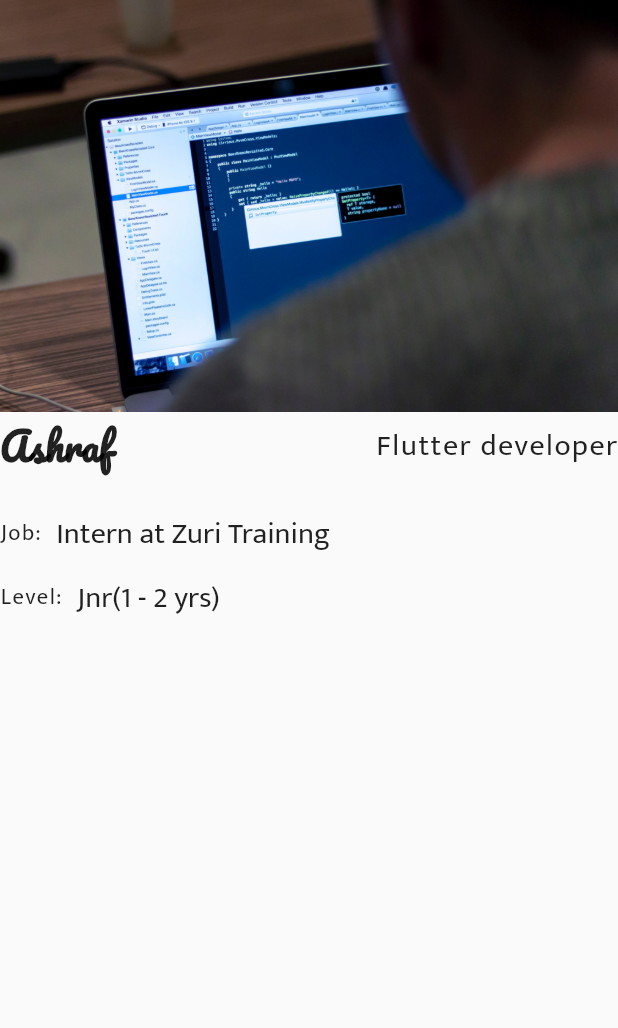
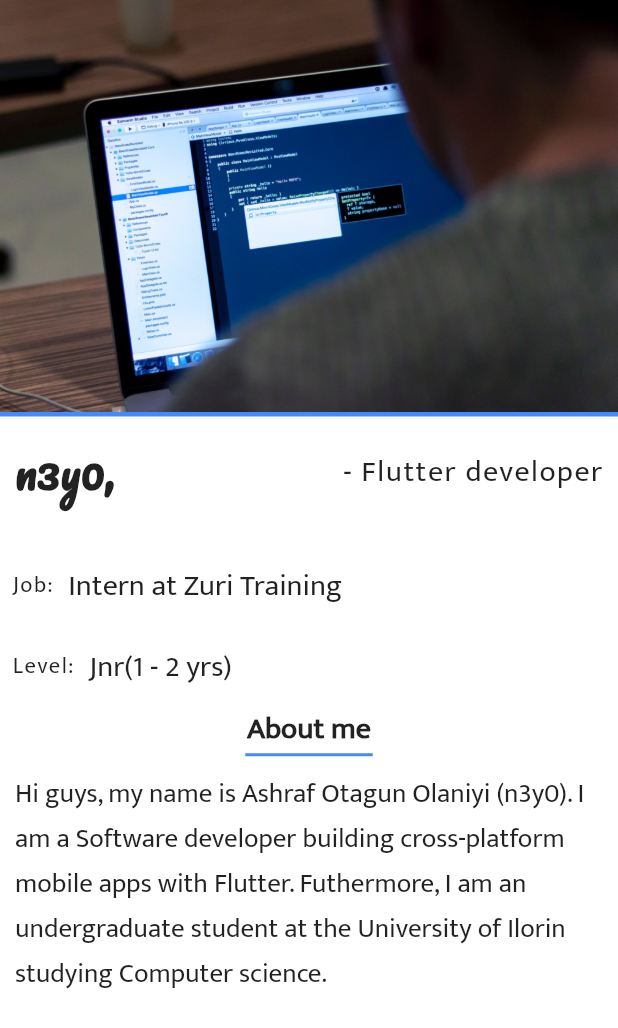
Before and after one commit to ashraf267/portfolio_app, a Flutter app: the screen it shows after launch, on a phone screen of 412 x 824 dp. Shown: the top 1028 px of the screen. Run offline on Flutter 3.47's test engine with Material 2 defaults, Android fonts, the phone set to English and light mode, and no system bars.

Commit message:
Yes! Done with the app

```diff
--- a/lib/main.dart
+++ b/lib/main.dart
@@ -10,6 +10,7 @@ class MyApp extends StatelessWidget {
   @override
   Widget build(BuildContext context) {
     return Scaffold(
+      backgroundColor: Colors.white70,
       body: SafeArea(
         child: Column(
           crossAxisAlignment: CrossAxisAlignment.start,
@@ -17,19 +18,27 @@ class MyApp extends StatelessWidget {
             Image(
               image: AssetImage('images/dev.jpg'),
             ),
-            Row(
+            Divider(
+              color: Colors.blueAccent,
+              height: 3.0,
+              thickness: 3.0,
+            ),
+            Container(
+              margin: EdgeInsets.all(7.0),
+              padding: EdgeInsets.all(3.0),
+              child: Row(
                 mainAxisAlignment: MainAxisAlignment.spaceBetween,
                 children: [
                   Text(
-                  'Ashraf',
+                    'n3y0,',
                     style: TextStyle(
-                    fontSize: 25.0,
+                      fontSize: 30.0,
                       fontFamily: 'Pacifico',
                       fontWeight: FontWeight.bold,
                     ),
                   ),
                   Text(
-                  'Flutter developer',
+                    '- Flutter developer',
                     style: TextStyle(
                       fontSize: 20.0,
                       fontFamily: 'Mukta',
@@ -38,10 +47,14 @@ class MyApp extends StatelessWidget {
                   ),
                 ],
               ),
+            ),
             SizedBox(
-              height: 20.0,
+              height: 15.0,
             ),
-            Row(
+            Container(
+              margin: EdgeInsets.all(6.0),
+              padding: EdgeInsets.all(2.0),
+              child: Row(
                 children: [
                   Text(
                     'Job:',
@@ -63,10 +76,14 @@ class MyApp extends StatelessWidget {
                   ),
                 ],
               ),
+            ),
             SizedBox(
-              height: 10.0,
+              height: 5.0,
             ),
-            Row(
+            Container(
+              margin: EdgeInsets.all(6.0),
+              padding: EdgeInsets.all(2.0),
+              child: Row(
                 children: [
                   Text(
                     'Level:',
@@ -88,6 +105,40 @@ class MyApp extends StatelessWidget {
                   ),
                 ],
               ),
+            ),
+            Center(
+              child: Column(
+                children: [
+                  Text(
+                    'About me',
+                    style: TextStyle(
+                      fontSize: 20.0,
+                      fontFamily: 'Mukta',
+                      fontWeight: FontWeight.w600,
+                    ),
+                  ),
+                  SizedBox(
+                    height: 3.0,
+                    width: 85.0,
+                    child: Divider(
+                      color: Colors.blueAccent,
+                      thickness: 2.0,
+                    ),
+                  ),
+                ],
+              ),
+            ),
+            Container(
+              margin: EdgeInsets.all(7.0),
+              padding: EdgeInsets.all(3.0),
+              child: Text(
+                'Hi guys, my name is Ashraf Otagun Olaniyi (n3y0). I am a Software developer building cross-platform mobile apps with Flutter. Futhermore, I am an undergraduate student at the University of Ilorin studying Computer science.',
+                style: TextStyle(
+                  fontSize: 18.0,
+                  fontFamily: 'Mukta',
+                ),
+              ),
+            ),
           ],
         ),
       ),
```
Lines whose indentation alone changed are shown as unchanged.
